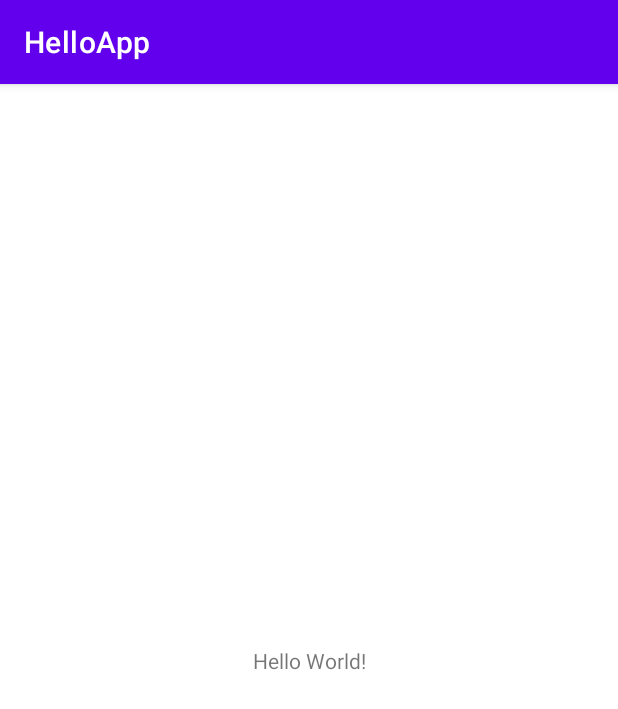
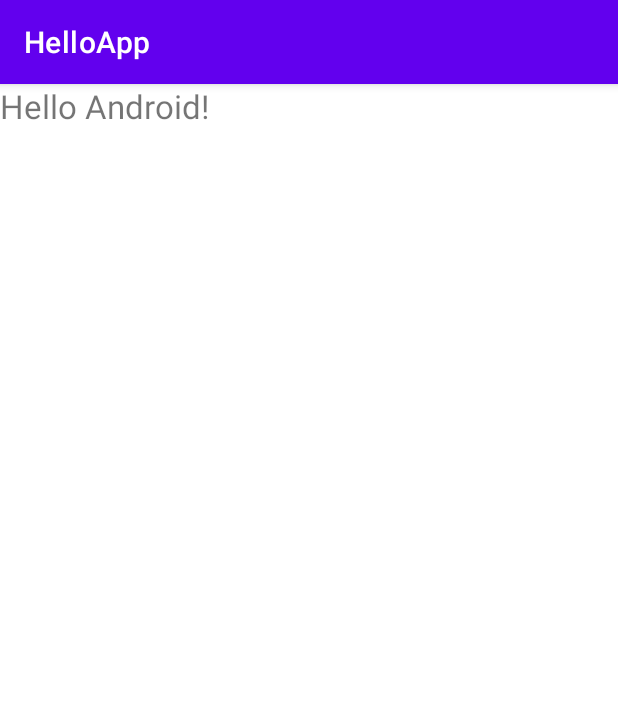
Before and after one commit to klabukove/HelloApp, an Android app: the screen it shows after launch (MainActivity), on a phone screen of 412 x 824 dp. Shown: the top 709 px of the screen. Run offline under Robolectric (Android 15) with nearby library versions, the phone set to English and light mode, and no system bars.

Commit message:
add TextView

```diff
--- a/app/src/main/java/com/example/helloapp/MainActivity.java
+++ b/app/src/main/java/com/example/helloapp/MainActivity.java
@@ -3,12 +3,18 @@ package com.example.helloapp;
 import androidx.appcompat.app.AppCompatActivity;
 
 import android.os.Bundle;
+import android.widget.TextView;
 
 public class MainActivity extends AppCompatActivity {
 
     @Override
     protected void onCreate(Bundle savedInstanceState) {
         super.onCreate(savedInstanceState);
-        setContentView(R.layout.activity_main);
+        //setContentView(R.layout.activity_main);
+        float textSize = 22;
+        TextView textView = new TextView(this);
+        textView.setText("Hello Android!");
+        textView.setTextSize(textSize);
+        setContentView(textView);
     }
 }
```
